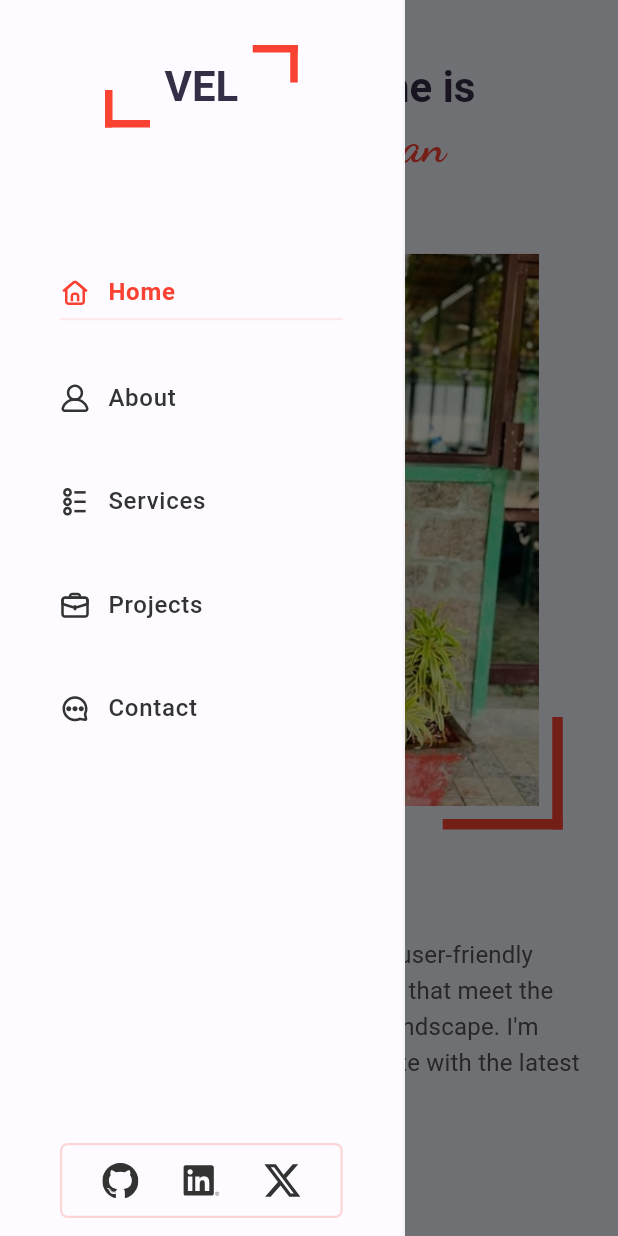
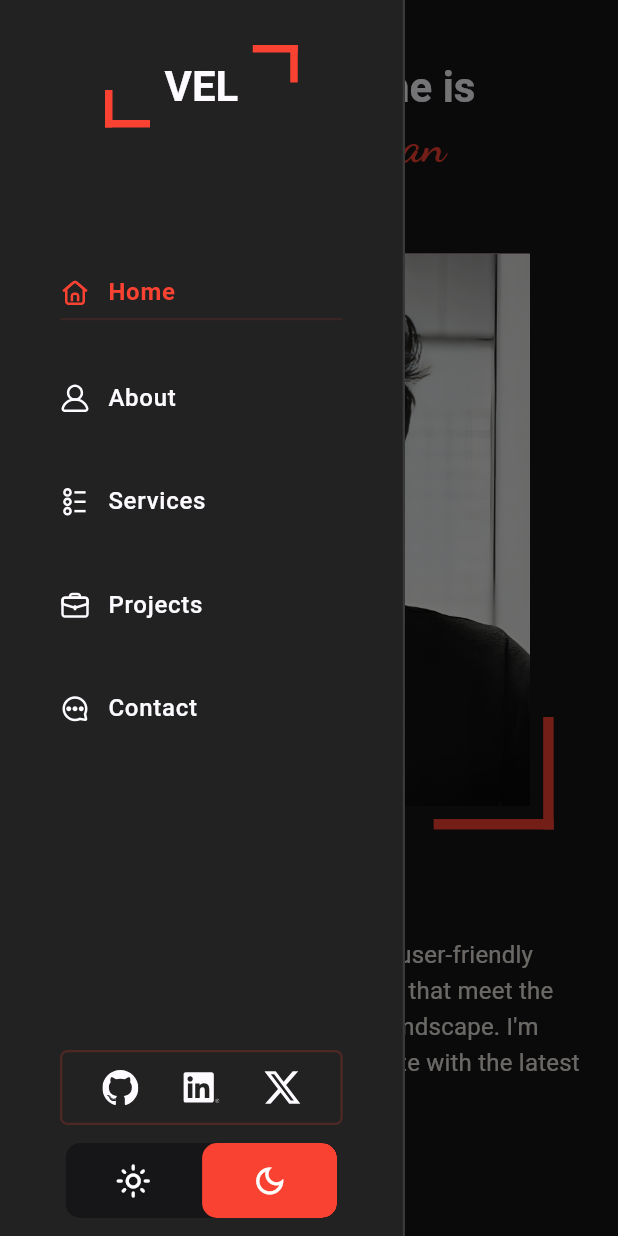
Before and after one commit to dev-ravan/my-folio, a Flutter app: the screen it shows after launch, with the side drawer open, on a phone screen of 412 x 824 dp. Run offline on Flutter 3.47's test engine with Material 3 defaults, Android fonts, the phone set to English and light mode, and no system bars; drawn by our look-alikes of toastification, toggle_switch; our stand-ins replace equatable, flutter_bloc, flutter_svg, go_router, google_fonts, percent_indicator; missing offline and left inert: emailjs.

Commit message:
dark and light theme added

```diff
--- a/lib/App/app.dart
+++ b/lib/App/app.dart
@@ -1,5 +1,7 @@
+import 'package:my_folio/Core/Theme/them_provider.dart';
 import 'package:my_folio/Features/Contact/presentation/bloc/contact_bloc.dart';
 import 'package:my_folio/Utils/exports.dart';
+import 'package:provider/provider.dart';
 import 'package:toastification/toastification.dart';
 
 class MainApp extends StatelessWidget {
@@ -17,11 +19,13 @@ class MainApp extends StatelessWidget {
         ),
       ],
       child: ToastificationWrapper(
-        child: MaterialApp.router(
-          debugShowCheckedModeBanner: false,
-          theme: lightMode,
-          darkTheme: darkMode,
-          routerConfig: goRouter,
+        child: ChangeNotifierProvider(
+          create: (context) => ThemeProvider(),
+          builder: (context, child) => MaterialApp.router(
+            debugShowCheckedModeBanner: false,
+            theme: Provider.of<ThemeProvider>(context).appTheme,
+            routerConfig: goRouter,
+          ),
         ),
       ),
     );
--- a/lib/Constants/images.dart
+++ b/lib/Constants/images.dart
@@ -1,6 +1,6 @@
 class MyImages {
   // My Profile Image
-  static String profile = "assets/images/my_profile.jpg";
+  static String profile = "assets/images/profile-3.png";
   // Logo
   static String logo = "assets/images/logo.png";
   // Project Images
--- /dev/null
+++ b/lib/Core/Theme/them_provider.dart
@@ -0,0 +1,23 @@
+import 'package:flutter/material.dart';
+import 'package:my_folio/Core/Theme/theme_mode.dart';
+import 'package:my_folio/Utils/exports.dart';
+
+class ThemeProvider extends ChangeNotifier {
+  ThemeData _appTheme = darkMode;
+  int _themeSelectedIndex = 1;
+
+  get appTheme => _appTheme;
+  get themeSelectedIndex => _themeSelectedIndex;
+
+  void toggleDarkMode() {
+    if (_appTheme == darkMode) {
+      _appTheme = lightMode;
+      _themeSelectedIndex = 0;
+      notifyListeners();
+    } else {
+      _appTheme = darkMode;
+      _themeSelectedIndex = 1;
+      notifyListeners();
+    }
+  }
+}
--- a/lib/Features/Home/Presentation/pages/home.dart
+++ b/lib/Features/Home/Presentation/pages/home.dart
@@ -1,4 +1,3 @@
-import 'package:flutter/material.dart';
 import 'package:my_folio/Features/Home/Presentation/components/basic_intro.dart';
 import 'package:my_folio/Features/Home/Presentation/components/img_intro_section.dart';
 import 'package:my_folio/Utils/exports.dart';
--- a/lib/Features/Nav Bar/Presentation/Components/side_menu_widget.dart
+++ b/lib/Features/Nav Bar/Presentation/Components/side_menu_widget.dart
@@ -1,4 +1,5 @@
 import 'package:my_folio/Features/Nav%20Bar/Presentation/Components/footer.dart';
+import 'package:my_folio/Features/Nav%20Bar/Presentation/Components/theme_switcher.dart';
 import 'package:my_folio/Utils/exports.dart';
 
 class SideMenuWidget extends StatelessWidget {
@@ -7,6 +8,7 @@ class SideMenuWidget extends StatelessWidget {
   @override
   Widget build(BuildContext context) {
     final isTablet = Responsive.isTablet(context);
+
     double menuWidth = isTablet ? 80 : 270;
     return Container(
       decoration: BoxDecoration(
@@ -19,7 +21,15 @@ class SideMenuWidget extends StatelessWidget {
       width: menuWidth,
       child: const Column(
         crossAxisAlignment: CrossAxisAlignment.center,
-        children: [Header(), gap48, SideMenuItems(), Footer(), gap12],
+        children: [
+          Header(),
+          gap48,
+          SideMenuItems(),
+          Footer(),
+          gap12,
+          ThemeSwitcher(),
+          gap12,
+        ],
       ),
     );
   }
--- /dev/null
+++ b/lib/Features/Nav Bar/Presentation/Components/theme_switcher.dart
@@ -0,0 +1,42 @@
+import 'package:my_folio/Core/Theme/them_provider.dart';
+import 'package:my_folio/Utils/exports.dart';
+import 'package:provider/provider.dart';
+import 'package:toggle_switch/toggle_switch.dart';
+
+class ThemeSwitcher extends StatelessWidget {
+  const ThemeSwitcher({super.key});
+
+  @override
+  Widget build(BuildContext context) {
+    final theme = Theme.of(context).colorScheme;
+    final isTablet = Responsive.isTablet(context);
+
+    return ChangeNotifierProvider(
+      create: (context) => ThemeProvider(),
+      child: ToggleSwitch(
+        isVertical: isTablet,
+        minWidth: isTablet ? 50 : 90.0,
+        minHeight: 50,
+        cornerRadius: 10.0,
+        activeBgColors: [
+          [theme.primary],
+          [theme.primary]
+        ],
+        activeFgColor: Colors.white,
+        inactiveBgColor: Theme.of(context).scaffoldBackgroundColor,
+        inactiveFgColor: Colors.white,
+        initialLabelIndex: Provider.of<ThemeProvider>(context, listen: false)
+            .themeSelectedIndex,
+        totalSwitches: 2,
+        customIcons: const [
+          Icon(Icons.light_mode_outlined),
+          Icon(Icons.dark_mode_outlined),
+        ],
+        radiusStyle: true,
+        onToggle: (index) {
+          Provider.of<ThemeProvider>(context, listen: false).toggleDarkMode();
+        },
+      ),
+    );
+  }
+}
--- a/lib/Utils/exports.dart
+++ b/lib/Utils/exports.dart
@@ -12,5 +12,4 @@ export 'package:my_folio/Features/Nav%20Bar/Data/Models/menu_model.dart';
 export 'package:my_folio/Utils/responsive.dart';
 export 'package:flutter_bloc/flutter_bloc.dart';
 export 'package:my_folio/Core/Routers/routes.dart';
-export 'package:my_folio/Core/theme/theme_mode.dart';
 export 'package:my_folio/Features/Nav%20Bar/Presentation/bloc/menu_bloc.dart';
--- a/pubspec.yaml
+++ b/pubspec.yaml
@@ -20,6 +20,9 @@ dependencies:
   url_launcher: ^6.3.0
   emailjs: ^4.0.0
   toastification: ^2.0.0
+  provider: ^6.1.2
+  toggle_switch: ^2.3.0
+  font_awesome_flutter: ^10.7.0
 
 
 dev_dependencies:
```
Also changed, not shown: assets/images/profile-2.png (added), assets/images/profile-3.png (added), pubspec.lock.
